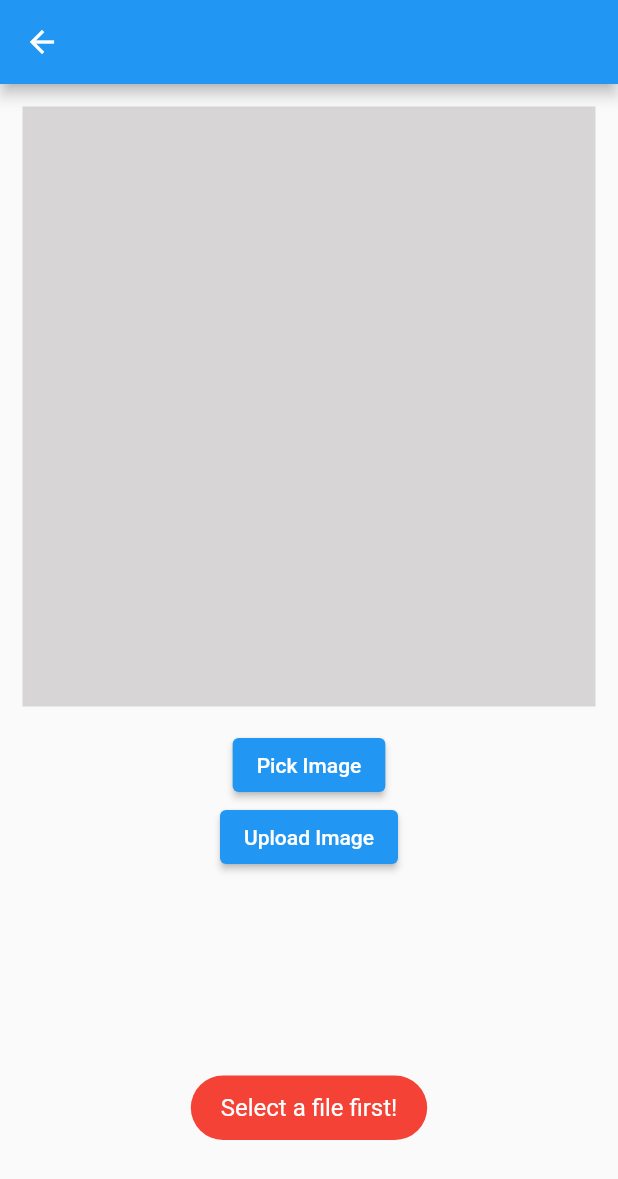
After one commit to njtan142/License-Manager, a Flutter app: the LicenseEdit screen opened directly, after a tap on "Upload Image", on a phone screen of 412 x 824 dp. The commit adds this screen. Shown: the top 1179 px of the screen. Run offline on Flutter 3.47's test engine with Material 2 defaults, Android fonts, the light colour scheme and no system bars; our stand-ins replace cloud_firestore, file_picker, firebase_auth, firebase_core, firebase_storage, fluttertoast and 1 more; missing offline and left inert: restart_app; accounts and stored records are empty; network calls fail.

Commit message:
add license upload

```diff
--- a/lib/main/client/dashboard.dart
+++ b/lib/main/client/dashboard.dart
@@ -25,6 +25,9 @@ class _ClientDashboardState extends State<ClientDashboard> {
   Future checkProfileComplete() async {
     bool complete = await Client().checkIfProfileIsComplete();
     print(complete);
+    if (!mounted) {
+      return;
+    }
     setState(() {
       completeProfile = complete;
     });
--- a/lib/main/client/drawer.dart
+++ b/lib/main/client/drawer.dart
@@ -1,6 +1,7 @@
 import 'package:flutter/material.dart';
 import 'package:license_manager/firebase/profiles/client.dart';
 import 'package:license_manager/main.dart';
+import 'package:license_manager/main/client/driver_license_upload.dart';
 import 'package:license_manager/main/client/profile_view.dart';
 import 'package:license_manager/widget_builder.dart';
 
@@ -39,6 +40,12 @@ class ClientDrawer extends StatelessWidget {
                 },
               ),
               ListTile(
+                title: const Text("Upload License"),
+                onTap: () async {
+                  goToPage(context, LicenseEdit());
+                },
+              ),
+              ListTile(
                 title: const Text("Signout"),
                 onTap: () async {
                   bool? confirmed = await showSignOutDialog(context);
--- /dev/null
+++ b/lib/main/client/driver_license_upload.dart
@@ -0,0 +1,102 @@
+import 'dart:io';
+
+import 'package:file_picker/file_picker.dart';
+import 'package:firebase_auth/firebase_auth.dart';
+import 'package:firebase_storage/firebase_storage.dart';
+import 'package:flutter/material.dart';
+import 'package:fluttertoast/fluttertoast.dart';
+
+import '../../widget_builder.dart';
+
+class LicenseEdit extends StatefulWidget {
+  const LicenseEdit({super.key});
+
+  @override
+  State<LicenseEdit> createState() => _LicenseEditState();
+}
+
+class _LicenseEditState extends State<LicenseEdit> {
+  File? _imageFile;
+
+  Future<void> _pickImage() async {
+    final result = await FilePicker.platform.pickFiles();
+    if (result == null) {
+      return;
+    }
+    if (!mounted) {
+      return;
+    }
+    setState(() {
+      _imageFile = File(result.files.first.path!);
+    });
+  }
+
+  Future uploadImage() async {
+    if (_imageFile == null) {
+      showToast("Select a file first!");
+      return;
+    }
+    if (FirebaseAuth.instance.currentUser == null) {
+      return;
+    }
+    Fluttertoast.showToast(
+        msg: "Uploading...",
+        toastLength: Toast.LENGTH_SHORT,
+        gravity: ToastGravity.BOTTOM,
+        timeInSecForIosWeb: 1,
+        backgroundColor: Colors.red,
+        textColor: Colors.white,
+        fontSize: 16.0);
+    String path = "licenses/" + FirebaseAuth.instance.currentUser!.uid;
+    final ref = FirebaseStorage.instance.ref().child(path);
+    ref.putFile(_imageFile!).then((p0) async {
+      showToast("Uploaded, app will restart in 2 seconds");
+      await Future.delayed(Duration(seconds: 2));
+      restart();
+    }).catchError((e) {
+      Fluttertoast.showToast(
+          msg: e.toString(),
+          toastLength: Toast.LENGTH_SHORT,
+          gravity: ToastGravity.BOTTOM,
+          timeInSecForIosWeb: 1,
+          backgroundColor: Colors.red,
+          textColor: Colors.white,
+          fontSize: 16.0);
+    });
+  }
+
+  @override
+  Widget build(BuildContext context) {
+    return Scaffold(
+      appBar: AppBar(),
+      body: Center(
+        child: Column(
+          children: [
+            Padding(
+              padding: const EdgeInsets.all(15.0),
+              child: Container(
+                color: Color.fromARGB(179, 200, 198, 198),
+                width: MediaQuery.of(context).size.width,
+                height: 400,
+                child: _imageFile != null
+                    ? Image.file(
+                        _imageFile!,
+                        fit: BoxFit.cover,
+                      )
+                    : Container(),
+              ),
+            ),
+            ElevatedButton(
+              onPressed: _pickImage,
+              child: Text('Pick Image'),
+            ),
+            ElevatedButton(
+              onPressed: uploadImage,
+              child: Text('Upload Image'),
+            ),
+          ],
+        ),
+      ),
+    );
+  }
+}
--- a/pubspec.yaml
+++ b/pubspec.yaml
@@ -42,6 +42,8 @@ dependencies:
   shared_preferences: ^2.0.17
   fluttertoast: ^8.1.2
   restart_app: ^1.1.1+1
+  file_picker: ^5.2.5
+  firebase_storage: ^11.0.10
 
 dev_dependencies:
   flutter_test:
```
Also changed, not shown: pubspec.lock.
